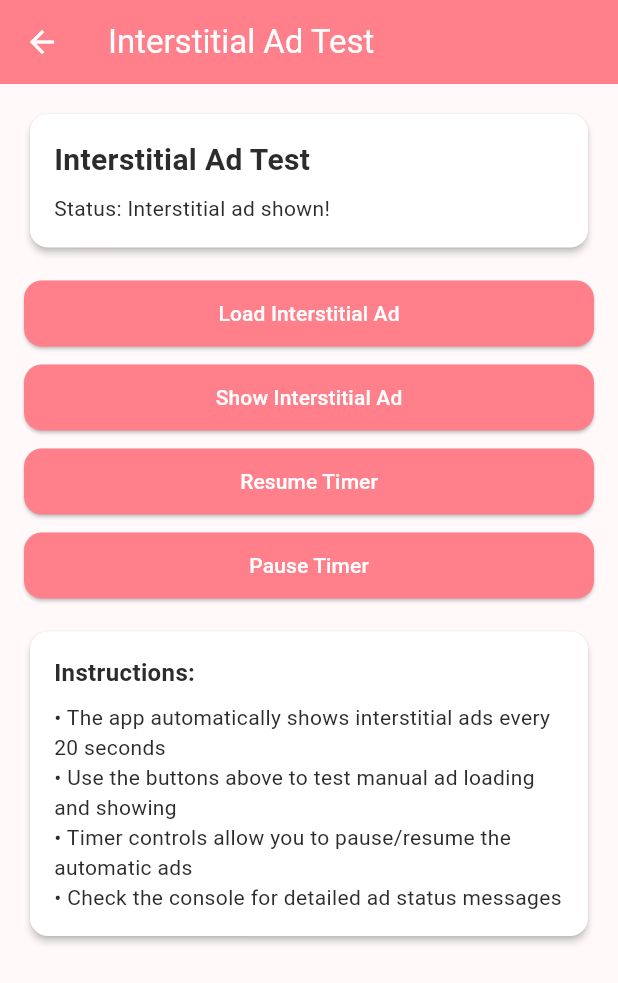
After one commit to Aymanquad/Blabinn-Frontend, a Flutter app: the TestInterstitialScreen screen opened by its route, after a tap on "Load Interstitial Ad", after a tap on "Show Interstitial Ad", on a phone screen of 412 x 824 dp. The commit adds this screen. Shown: the top 983 px of the screen. Run offline on Flutter 3.47's test engine with Material 3 defaults, Android fonts, the phone set to English and light mode, and no system bars; our stand-ins replace device_info_plus, firebase_auth, firebase_core, firebase_messaging, flutter_local_notifications, google_mobile_ads and 6 more; missing offline and left inert: screen_protector; accounts and stored records are empty; network calls fail.

Commit message:
added interstitial ads

```diff
--- a/lib/core/ad_config.dart
+++ b/lib/core/ad_config.dart
@@ -6,15 +6,26 @@
 /// 2. iOS App ID: Get this from your AdMob console
 /// 3. Android Banner Ad Unit ID: Create a banner ad unit in AdMob console
 /// 4. iOS Banner Ad Unit ID: Create a banner ad unit in AdMob console
+/// 5. Android Interstitial Ad Unit ID: Create an interstitial ad unit in AdMob console
+/// 6. iOS Interstitial Ad Unit ID: Create an interstitial ad unit in AdMob console
 ///
 /// Test IDs (for development only):
 /// - Android App ID: ca-app-pub-3940256099942544~3347511713
 /// - iOS App ID: ca-app-pub-3940256099942544~1458002511
 /// - Android Banner: ca-app-pub-3940256099942544/6300978111
 /// - iOS Banner: ca-app-pub-3940256099942544/2934735716
+/// - Android Interstitial: ca-app-pub-3940256099942544/1033173712
+/// - iOS Interstitial: ca-app-pub-3940256099942544/4411468910
+///
+/// Production IDs (for production use):
+/// - App ID: ca-app-pub-5160335418378680~2708057766
+/// - Interstitial Ad Unit ID: ca-app-pub-5160335418378680/6987105743
 
 class AdConfig {
-  // Test IDs for development - Replace with your actual AdMob IDs for production
+  // DEVELOPMENT MODE - Using Test IDs
+  // Change to production IDs when ready for production
+
+  // Test App IDs for development
   static const String androidAppId =
       'ca-app-pub-3940256099942544~3347511713'; // Test App ID
   static const String iosAppId =
@@ -26,6 +37,12 @@ class AdConfig {
   static const String iosBannerAdUnitId =
       'ca-app-pub-3940256099942544/2934735716'; // Test Banner Ad Unit ID
 
+  // Test Interstitial Ad Unit IDs for development
+  static const String androidInterstitialAdUnitId =
+      'ca-app-pub-3940256099942544/1033173712'; // Test Interstitial Ad Unit ID
+  static const String iosInterstitialAdUnitId =
+      'ca-app-pub-3940256099942544/4411468910'; // Test Interstitial Ad Unit ID
+
   // Test AdMob Application ID for Android Manifest
   static const String androidManifestAppId =
       'ca-app-pub-3940256099942544~3347511713'; // Test App ID
@@ -33,4 +50,18 @@ class AdConfig {
   // Test AdMob Application ID for iOS Info.plist
   static const String iosInfoPlistAppId =
       'ca-app-pub-3940256099942544~1458002511'; // Test App ID
+
+  // PRODUCTION IDs (Uncomment when ready for production)
+  // static const String androidAppId =
+  //     'ca-app-pub-5160335418378680~2708057766'; // Production App ID
+  // static const String iosAppId =
+  //     'ca-app-pub-5160335418378680~2708057766'; // Production App ID
+  // static const String androidInterstitialAdUnitId =
+  //     'ca-app-pub-5160335418378680/6987105743'; // Production Interstitial Ad Unit ID
+  // static const String iosInterstitialAdUnitId =
+  //     'ca-app-pub-5160335418378680/6987105743'; // Production Interstitial Ad Unit ID
+  // static const String androidManifestAppId =
+  //     'ca-app-pub-5160335418378680~2708057766'; // Production App ID
+  // static const String iosInfoPlistAppId =
+  //     'ca-app-pub-5160335418378680~2708057766'; // Production App ID
 }
--- /dev/null
+++ b/lib/screens/test_interstitial_screen.dart
@@ -0,0 +1,186 @@
+import 'package:flutter/material.dart';
+import '../services/ad_service.dart';
+import '../core/constants.dart';
+
+class TestInterstitialScreen extends StatefulWidget {
+  const TestInterstitialScreen({super.key});
+
+  @override
+  State<TestInterstitialScreen> createState() => _TestInterstitialScreenState();
+}
+
+class _TestInterstitialScreenState extends State<TestInterstitialScreen> {
+  final AdService _adService = AdService();
+  bool _isAdLoading = false;
+  String _statusMessage = '';
+
+  @override
+  void initState() {
+    super.initState();
+    _initializeAds();
+  }
+
+  Future<void> _initializeAds() async {
+    setState(() {
+      _statusMessage = 'Initializing ads...';
+    });
+
+    try {
+      await _adService.initialize();
+      setState(() {
+        _statusMessage = 'Ads initialized successfully!';
+      });
+    } catch (e) {
+      setState(() {
+        _statusMessage = 'Failed to initialize ads: $e';
+      });
+    }
+  }
+
+  Future<void> _loadInterstitialAd() async {
+    setState(() {
+      _isAdLoading = true;
+      _statusMessage = 'Loading interstitial ad...';
+    });
+
+    try {
+      await _adService.loadInterstitialAd();
+      setState(() {
+        _isAdLoading = false;
+        _statusMessage = 'Interstitial ad loaded successfully!';
+      });
+    } catch (e) {
+      setState(() {
+        _isAdLoading = false;
+        _statusMessage = 'Failed to load interstitial ad: $e';
+      });
+    }
+  }
+
+  Future<void> _showInterstitialAd() async {
+    setState(() {
+      _statusMessage = 'Showing interstitial ad...';
+    });
+
+    try {
+      await _adService.showInterstitialAd();
+      setState(() {
+        _statusMessage = 'Interstitial ad shown!';
+      });
+    } catch (e) {
+      setState(() {
+        _statusMessage = 'Failed to show interstitial ad: $e';
+      });
+    }
+  }
+
+  @override
+  Widget build(BuildContext context) {
+    return Scaffold(
+      appBar: AppBar(
+        title: const Text('Interstitial Ad Test'),
+        backgroundColor: AppColors.primary,
+        foregroundColor: Colors.white,
+      ),
+      body: Padding(
+        padding: const EdgeInsets.all(16.0),
+        child: Column(
+          crossAxisAlignment: CrossAxisAlignment.stretch,
+          children: [
+            Card(
+              child: Padding(
+                padding: const EdgeInsets.all(16.0),
+                child: Column(
+                  crossAxisAlignment: CrossAxisAlignment.start,
+                  children: [
+                    const Text(
+                      'Interstitial Ad Test',
+                      style: TextStyle(
+                        fontSize: 20,
+                        fontWeight: FontWeight.bold,
+                      ),
+                    ),
+                    const SizedBox(height: 8),
+                    Text(
+                      'Status: $_statusMessage',
+                      style: const TextStyle(fontSize: 14),
+                    ),
+                  ],
+                ),
+              ),
+            ),
+            const SizedBox(height: 16),
+            ElevatedButton(
+              onPressed: _isAdLoading ? null : _loadInterstitialAd,
+              child: _isAdLoading
+                  ? const Row(
+                      mainAxisAlignment: MainAxisAlignment.center,
+                      children: [
+                        SizedBox(
+                          width: 16,
+                          height: 16,
+                          child: CircularProgressIndicator(strokeWidth: 2),
+                        ),
+                        SizedBox(width: 8),
+                        Text('Loading...'),
+                      ],
+                    )
+                  : const Text('Load Interstitial Ad'),
+            ),
+            const SizedBox(height: 8),
+            ElevatedButton(
+              onPressed: _showInterstitialAd,
+              child: const Text('Show Interstitial Ad'),
+            ),
+            const SizedBox(height: 8),
+            ElevatedButton(
+              onPressed: () {
+                _adService.resumeInterstitialTimer();
+                setState(() {
+                  _statusMessage = 'Timer resumed!';
+                });
+              },
+              child: const Text('Resume Timer'),
+            ),
+            const SizedBox(height: 8),
+            ElevatedButton(
+              onPressed: () {
+                _adService.pauseInterstitialTimer();
+                setState(() {
+                  _statusMessage = 'Timer paused!';
+                });
+              },
+              child: const Text('Pause Timer'),
+            ),
+            const SizedBox(height: 16),
+            const Card(
+              child: Padding(
+                padding: EdgeInsets.all(16.0),
+                child: Column(
+                  crossAxisAlignment: CrossAxisAlignment.start,
+                  children: [
+                    Text(
+                      'Instructions:',
+                      style: TextStyle(
+                        fontSize: 16,
+                        fontWeight: FontWeight.bold,
+                      ),
+                    ),
+                    SizedBox(height: 8),
+                    Text(
+                      '• The app automatically shows interstitial ads every 20 seconds\n'
+                      '• Use the buttons above to test manual ad loading and showing\n'
+                      '• Timer controls allow you to pause/resume the automatic ads\n'
+                      '• Check the console for detailed ad status messages',
+                      style: TextStyle(fontSize: 14),
+                    ),
+                  ],
+                ),
+              ),
+            ),
+          ],
+        ),
+      ),
+    );
+  }
+}
--- a/lib/services/ad_service.dart
+++ b/lib/services/ad_service.dart
@@ -1,6 +1,7 @@
 import 'package:flutter/material.dart';
 import 'package:google_mobile_ads/google_mobile_ads.dart';
 import 'dart:io';
+import 'dart:async';
 import '../core/ad_config.dart';
 
 class AdService {
@@ -9,6 +10,10 @@ class AdService {
   AdService._internal();
 
   bool _isInitialized = false;
+  InterstitialAd? _interstitialAd;
+  Timer? _interstitialTimer;
+  bool _isInterstitialAdLoading = false;
+  bool _isInterstitialAdShowing = false;
 
   /// Initialize the AdMob SDK
   Future<void> initialize() async {
@@ -18,6 +23,9 @@ class AdService {
       await MobileAds.instance.initialize();
       _isInitialized = true;
       debugPrint('✅ AdMob SDK initialized successfully');
+
+      // Start the interstitial ad timer
+      _startInterstitialTimer();
     } catch (e) {
       debugPrint('❌ Failed to initialize AdMob SDK: $e');
     }
@@ -37,6 +45,14 @@ class AdService {
       return AdConfig.iosBannerAdUnitId;
     }
     return AdConfig.androidBannerAdUnitId;
+  }
+
+  /// Get the appropriate Interstitial Ad Unit ID based on platform
+  String get interstitialAdUnitId {
+    if (Platform.isIOS) {
+      return AdConfig.iosInterstitialAdUnitId;
+    }
+    return AdConfig.androidInterstitialAdUnitId;
   }
 
   /// Create a banner ad
@@ -79,8 +95,119 @@ class AdService {
     }
   }
 
+  /// Create and load an interstitial ad
+  Future<void> loadInterstitialAd() async {
+    if (!_isInitialized) {
+      await initialize();
+    }
+
+    if (_isInterstitialAdLoading || _interstitialAd != null) {
+      return;
+    }
+
+    _isInterstitialAdLoading = true;
+    debugPrint('🔄 Loading interstitial ad...');
+
+    try {
+      await InterstitialAd.load(
+        adUnitId: interstitialAdUnitId,
+        request: const AdRequest(),
+        adLoadCallback: InterstitialAdLoadCallback(
+          onAdLoaded: (InterstitialAd ad) {
+            _interstitialAd = ad;
+            _isInterstitialAdLoading = false;
+            debugPrint('✅ Interstitial ad loaded successfully');
+
+            ad.fullScreenContentCallback = FullScreenContentCallback(
+              onAdDismissedFullScreenContent: (ad) {
+                debugPrint('🔒 Interstitial ad dismissed');
+                _interstitialAd = null;
+                _isInterstitialAdShowing = false;
+                // Load the next ad
+                loadInterstitialAd();
+              },
+              onAdFailedToShowFullScreenContent: (ad, error) {
+                debugPrint('❌ Interstitial ad failed to show: ${error.message}');
+                _interstitialAd = null;
+                _isInterstitialAdShowing = false;
+                // Load the next ad
+                loadInterstitialAd();
+              },
+              onAdShowedFullScreenContent: (ad) {
+                debugPrint('🔓 Interstitial ad showed');
+                _isInterstitialAdShowing = true;
+              },
+            );
+          },
+          onAdFailedToLoad: (LoadAdError error) {
+            debugPrint('❌ Interstitial ad failed to load: ${error.message}');
+            _isInterstitialAdLoading = false;
+            _interstitialAd = null;
+          },
+        ),
+      );
+    } catch (e) {
+      debugPrint('❌ Failed to load interstitial ad: $e');
+      _isInterstitialAdLoading = false;
+    }
+  }
+
+  /// Show interstitial ad if available
+  Future<void> showInterstitialAd() async {
+    if (_interstitialAd != null && !_isInterstitialAdShowing) {
+      try {
+        await _interstitialAd!.show();
+        debugPrint('🎬 Showing interstitial ad');
+      } catch (e) {
+        debugPrint('❌ Failed to show interstitial ad: $e');
+        _interstitialAd = null;
+        _isInterstitialAdShowing = false;
+      }
+    } else {
+      debugPrint('⚠️ No interstitial ad available to show');
+    }
+  }
+
+  /// Start the interstitial ad timer (20 seconds)
+  void _startInterstitialTimer() {
+    _interstitialTimer?.cancel();
+    _interstitialTimer = Timer.periodic(const Duration(seconds: 20), (timer) {
+      if (!_isInterstitialAdShowing) {
+        showInterstitialAd();
+      }
+    });
+    debugPrint('⏰ Interstitial ad timer started (20 seconds)');
+  }
+
+  /// Stop the interstitial ad timer
+  void stopInterstitialTimer() {
+    _interstitialTimer?.cancel();
+    _interstitialTimer = null;
+    debugPrint('⏹️ Interstitial ad timer stopped');
+  }
+
+  /// Pause the interstitial ad timer (useful when app goes to background)
+  void pauseInterstitialTimer() {
+    _interstitialTimer?.cancel();
+    debugPrint('⏸️ Interstitial ad timer paused');
+  }
+
+  /// Resume the interstitial ad timer (useful when app comes to foreground)
+  void resumeInterstitialTimer() {
+    _startInterstitialTimer();
+    debugPrint('▶️ Interstitial ad timer resumed');
+  }
+
   /// Dispose of an ad
   void disposeAd(Ad ad) {
     ad.dispose();
   }
+
+  /// Dispose of all ads and timers
+  void dispose() {
+    _interstitialTimer?.cancel();
+    _interstitialAd?.dispose();
+    _interstitialAd = null;
+    debugPrint('🗑️ Ad service disposed');
+  }
 }
--- /dev/null
+++ b/lib/widgets/interstitial_ad_manager.dart
@@ -0,0 +1,71 @@
+import 'package:flutter/material.dart';
+import 'package:flutter/services.dart';
+import '../services/ad_service.dart';
+
+class InterstitialAdManager extends StatefulWidget {
+  final Widget child;
+
+  const InterstitialAdManager({
+    super.key,
+    required this.child,
+  });
+
+  @override
+  State<InterstitialAdManager> createState() => _InterstitialAdManagerState();
+}
+
+class _InterstitialAdManagerState extends State<InterstitialAdManager>
+    with WidgetsBindingObserver {
+  final AdService _adService = AdService();
+
+  @override
+  void initState() {
+    super.initState();
+    WidgetsBinding.instance.addObserver(this);
+    _initializeAds();
+  }
+
+  @override
+  void dispose() {
+    WidgetsBinding.instance.removeObserver(this);
+    _adService.dispose();
+    super.dispose();
+  }
+
+  Future<void> _initializeAds() async {
+    try {
+      await _adService.initialize();
+      // Load the first interstitial ad
+      await _adService.loadInterstitialAd();
+    } catch (e) {
+      debugPrint('❌ Failed to initialize ads: $e');
+    }
+  }
+
+  @override
+  void didChangeAppLifecycleState(AppLifecycleState state) {
+    super.didChangeAppLifecycleState(state);
+
+    switch (state) {
+      case AppLifecycleState.paused:
+        // App went to background - pause the timer
+        _adService.pauseInterstitialTimer();
+        break;
+      case AppLifecycleState.resumed:
+        // App came to foreground - resume the timer
+        _adService.resumeInterstitialTimer();
+        break;
+      case AppLifecycleState.detached:
+        // App is being terminated - stop the timer
+        _adService.stopInterstitialTimer();
+        break;
+      default:
+        break;
+    }
+  }
+
+  @override
+  Widget build(BuildContext context) {
+    return widget.child;
+  }
+}
```
Also changed, not shown: lib/app.dart (+8 -1 lines), 3 other files.
